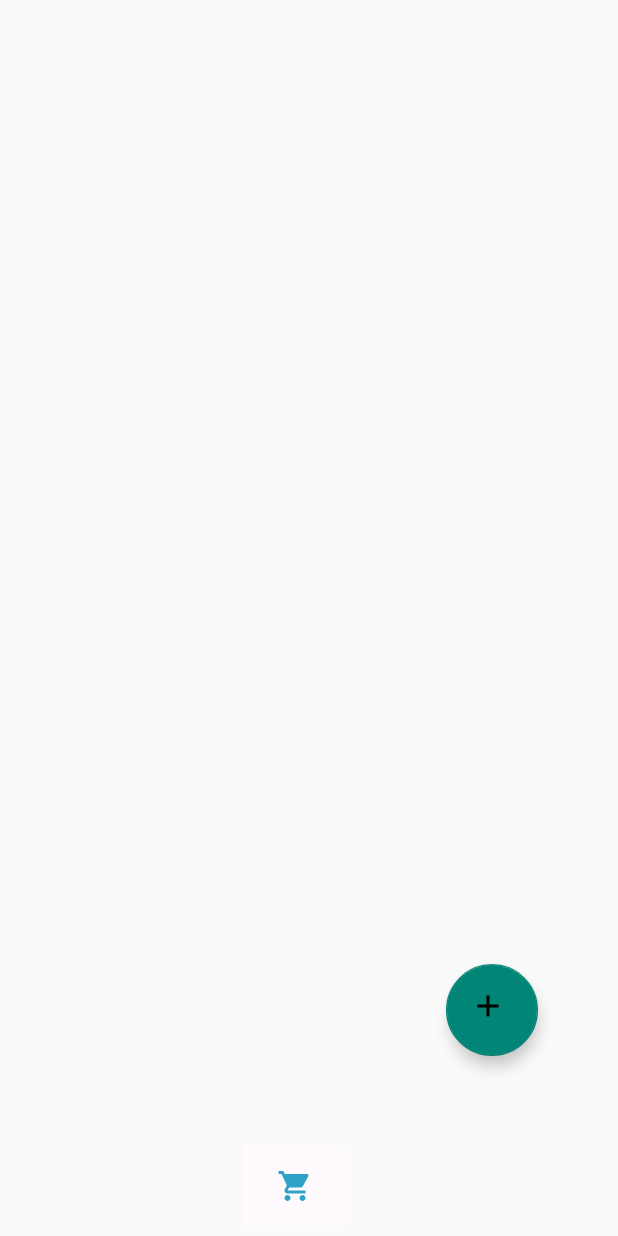
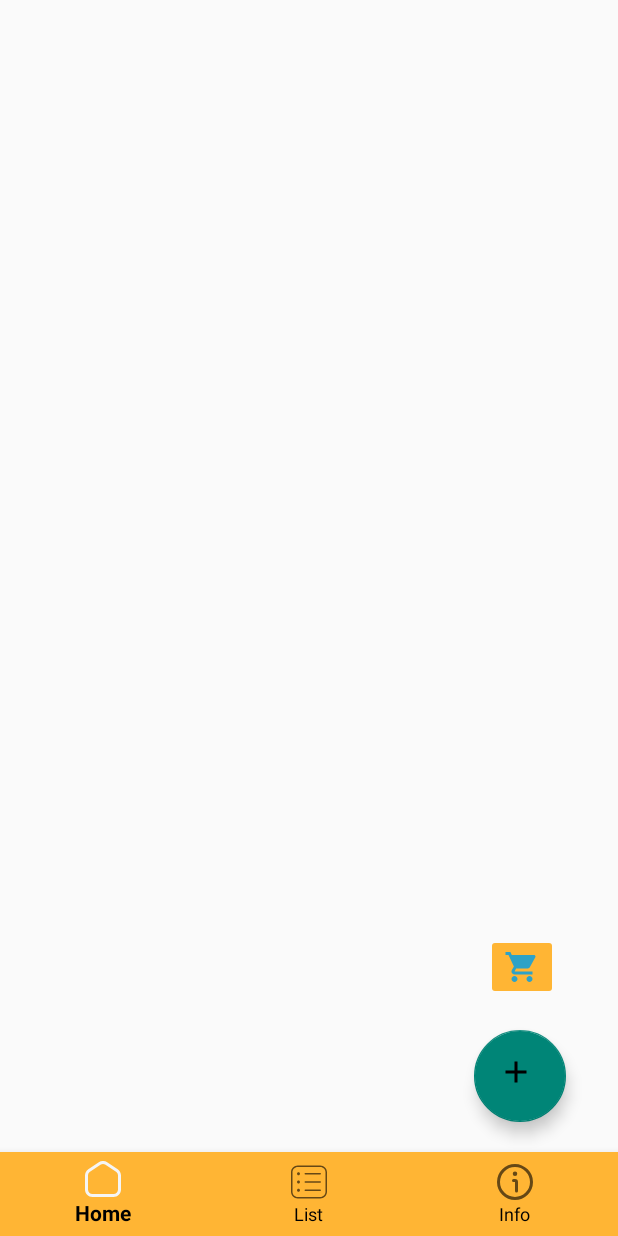
Before and after one commit to IT21224348/Suitcase-mobile-app, an Android app: the ItemList_page screen opened directly, with no data from a screen before it, on a phone screen of 412 x 824 dp. Run offline under Robolectric (Android 15) with nearby library versions, the phone set to English and light mode, and no system bars; our stand-ins replace Firebase (no records; nobody signed in at launch, a user with empty details on screens opened directly); Roboto replaces fonts that are not available here.

Commit message:
Added bottom nav bar with colors

```diff
--- a/app/src/main/res/layout/activity_item_list_page.xml
+++ b/app/src/main/res/layout/activity_item_list_page.xml
@@ -21,31 +21,37 @@
         android:id="@+id/add_item_btn"
         android:layout_width="73dp"
         android:layout_height="61dp"
-        android:layout_marginBottom="120dp"
+        android:layout_marginBottom="20dp"
         android:clickable="true"
-        app:layout_constraintBottom_toBottomOf="parent"
+        android:layout_marginEnd="8dp"
+        app:layout_constraintBottom_toTopOf="@id/bottomNavigationView"
         app:layout_constraintEnd_toEndOf="parent"
-        app:layout_constraintHorizontal_bias="0.848"
+        app:layout_constraintHorizontal_bias="0.922"
         app:layout_constraintStart_toStartOf="parent"
         app:srcCompat="@drawable/baseline_add_24" />
 
-    <androidx.constraintlayout.widget.ConstraintLayout
-        android:layout_width="409dp"
-        android:layout_height="68dp"
+    <ImageButton
+        android:id="@+id/itemlist_purchased_btn"
+        android:layout_width="wrap_content"
+        android:layout_height="wrap_content"
+        android:layout_marginEnd="40dp"
+        android:layout_marginBottom="20dp"
+        app:layout_constraintBottom_toTopOf="@id/add_item_btn"
+        app:layout_constraintEnd_toEndOf="parent"
+        android:backgroundTint="@color/dark_yellow"
+        app:srcCompat="@drawable/baseline_shopping_cart_24" />
+
+    <com.google.android.material.bottomnavigation.BottomNavigationView
+        android:id="@+id/bottomNavigationView"
+        android:layout_width="0dp"
+        android:layout_height="wrap_content"
         app:layout_constraintBottom_toBottomOf="parent"
         app:layout_constraintEnd_toEndOf="parent"
-        app:layout_constraintStart_toStartOf="parent">
+        app:layout_constraintStart_toStartOf="parent"
+        app:itemTextColor="@color/black"
+        android:background="@color/dark_yellow"
+        app:menu="@menu/bottom_nav">
 
-        <ImageButton
-            android:id="@+id/itemlist_purchased_btn"
-            android:layout_width="76dp"
-            android:layout_height="66dp"
-            android:layout_marginEnd="176dp"
-            android:backgroundTint="#FEFAFD"
-            app:layout_constraintBottom_toBottomOf="parent"
-            app:layout_constraintEnd_toEndOf="parent"
-            app:layout_constraintTop_toTopOf="parent"
-            app:srcCompat="@drawable/baseline_shopping_cart_24" />
-    </androidx.constraintlayout.widget.ConstraintLayout>
+    </com.google.android.material.bottomnavigation.BottomNavigationView>
 
 </androidx.constraintlayout.widget.ConstraintLayout>
```
Also changed, not shown: app/src/main/java/com/example/suitcase/MainActivity.kt (deleted, +0 -35 lines), app/src/main/res/drawable/ic_dashboard_black_24dp.xml (deleted, +0 -9 lines), app/src/main/res/drawable/ic_home_black_24dp.xml (deleted, +0 -9 lines), app/src/main/res/layout/activity_main.xml (deleted, +0 -33 lines), app/src/main/res/menu/bottom_nav_bar.xml (added, +12 -0 lines), app/src/main/res/menu/bottom_nav_menu.xml (deleted, +0 -19 lines).
